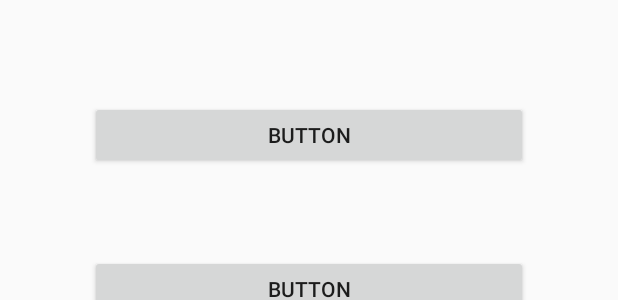
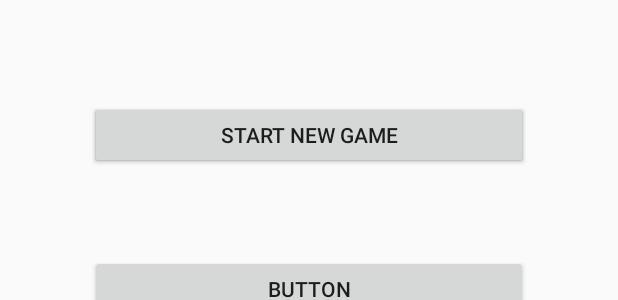
Before and after one commit to vilmursss/Android-Language-Learning-Tool, an Android app: the layout activity_game.xml on its own in the app's theme, with its tools: preview values and no code run, on a phone screen of 412 x 824 dp. Shown: the part 211-511 px from the top of the screen. Run offline under Robolectric (Android 15) with nearby library versions, the phone set to English and light mode, and no system bars.

Commit message:
Starting a new game is now possible in game-mode

```diff
--- a/app/src/main/res/layout/activity_game.xml
+++ b/app/src/main/res/layout/activity_game.xml
@@ -118,6 +118,22 @@
         app:layout_constraintTop_toTopOf="parent"
         app:layout_constraintVertical_bias="0.262" />
 
+    <Button
+        android:id="@+id/restartGame"
+        android:layout_width="292dp"
+        android:layout_height="45dp"
+        android:layout_marginBottom="8dp"
+        android:layout_marginLeft="8dp"
+        android:layout_marginRight="8dp"
+        android:layout_marginTop="8dp"
+        android:onClick="restartGameBtn"
+        android:text="Start new game"
+        app:layout_constraintBottom_toBottomOf="parent"
+        app:layout_constraintLeft_toLeftOf="parent"
+        app:layout_constraintRight_toRightOf="parent"
+        app:layout_constraintTop_toTopOf="parent"
+        app:layout_constraintVertical_bias="0.262" />
+
     <ProgressBar
         android:id="@+id/progressBar"
         style="?android:attr/progressBarStyleHorizontal"
```
Also changed, not shown: app/src/main/java/com/example/android/wordgameandroid/GameActivity.java (+25 -1 lines).
